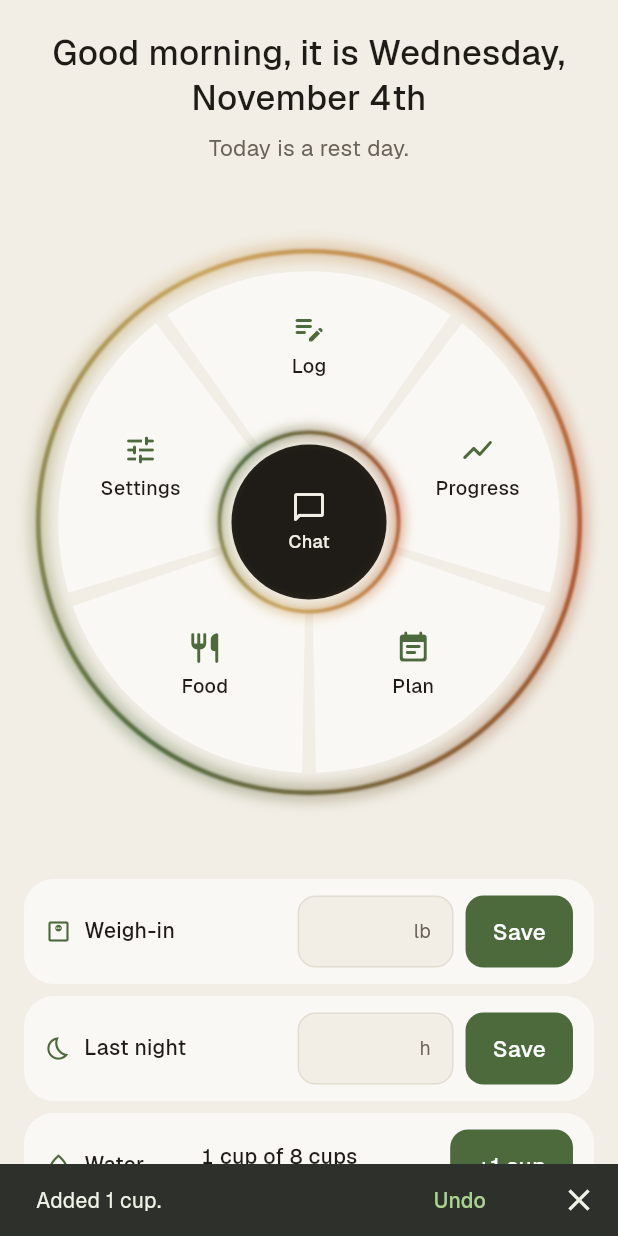
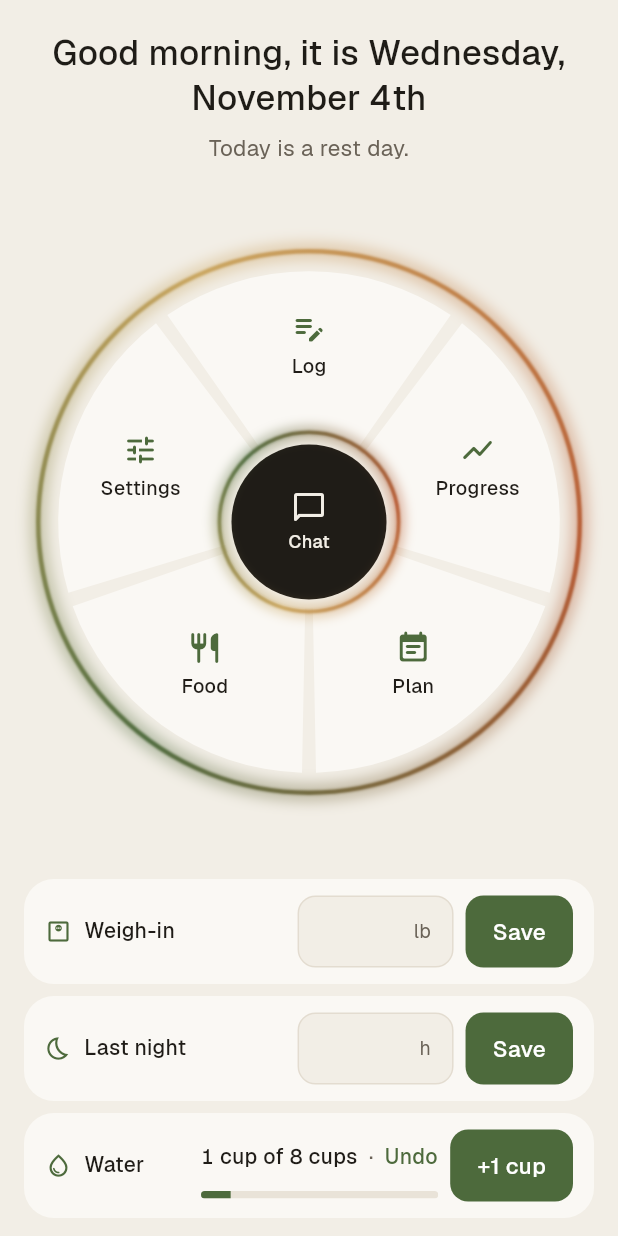
Before and after one commit to BadElectronics/pump-and-plate, a Flutter app: the AppShell screen opened directly with empty values, after a tap on "+1 cup", on a phone screen of 412 x 824 dp. Run offline on Flutter 3.47's test engine with Material 3 defaults, Android fonts, the phone set to English and light mode, and no system bars; our stand-ins replace camera, file_picker, flutter_local_notifications, in_app_purchase, local_auth, sqflite and 1 more; missing offline and left inert: flutter_gemma, flutter_gemma_litertlm, flutter_zxing, home_widget; accounts and stored records are empty; project files that could hold a hidden picture were left out.

Commit message:
Water: show Undo next to the total instead of in a bar over the button
The bar covered +1 cup, so a quick second tap hit Undo. Undo now sits
beside "1 cup of 8 cups" for 4 seconds; holding the button notes
"Removed 1 cup" there.

Co-Authored-By: Claude Opus 5.5 <noreply@anthropic.com>
Claude-Session: https://claude.ai/code/session_0154g9TVLcoAqLqvLN1jd5Kx

```diff
--- a/app/lib/src/screens/home_screen.dart
+++ b/app/lib/src/screens/home_screen.dart
@@ -1,3 +1,5 @@
+import 'dart:async';
+
 import 'package:flutter/material.dart';
 import 'package:flutter/services.dart';
 
@@ -164,13 +166,39 @@ class _CheckRowsState extends State<_CheckRows> {
   bool _editWeight = false;
   bool _editSleep = false;
 
+  /// The drink just added on Home, while its Undo shows next to the total.
+  WaterEntry? _justAdded;
+
+  /// A short note next to the total after holding the button ("Removed 1 cup").
+  String? _waterNote;
+  Timer? _waterTimer;
+
   static const _qualityWords = ['', 'poor', 'fair', 'okay', 'good', 'great'];
 
   @override
   void dispose() {
     _weight.dispose();
     _hours.dispose();
+    _waterTimer?.cancel();
     super.dispose();
+  }
+
+  /// Shows Undo (or a note) next to the water total for a few seconds. It
+  /// sits beside the total, never over the button, so quick taps still add.
+  void _flashWater({WaterEntry? added, String? note}) {
+    _waterTimer?.cancel();
+    setState(() {
+      _justAdded = added;
+      _waterNote = note;
+    });
+    _waterTimer = Timer(Duration(seconds: added != null ? 4 : 3), () {
+      if (mounted) {
+        setState(() {
+          _justAdded = null;
+          _waterNote = null;
+        });
+      }
+    });
   }
 
   DateTime get _today => dateOnly(DateTime.now());
@@ -384,9 +412,40 @@ class _CheckRowsState extends State<_CheckRows> {
             mainAxisSize: MainAxisSize.min,
             crossAxisAlignment: CrossAxisAlignment.start,
             children: [
-              Text(
-                '${formatWater(drank, imperial: imperialWater)} of ${formatWater(waterGoal, imperial: imperialWater)}',
-                style: AppText.body(c).copyWith(fontWeight: FontWeight.w600, fontSize: 14),
+              Row(
+                children: [
+                  Flexible(
+                    child: Text(
+                      '${formatWater(drank, imperial: imperialWater)} of ${formatWater(waterGoal, imperial: imperialWater)}',
+                      style: AppText.body(c).copyWith(fontWeight: FontWeight.w600, fontSize: 14),
+                    ),
+                  ),
+                  if (_justAdded != null) ...[
+                    Text('  ·  ', style: AppText.quiet(c).copyWith(fontSize: 14)),
+                    GestureDetector(
+                      key: const ValueKey('home-water-undo'),
+                      behavior: HitTestBehavior.opaque,
+                      onTap: () {
+                        final e = _justAdded;
+                        if (e == null) return;
+                        HapticFeedback.lightImpact();
+                        s.removeWater(e);
+                        _waterTimer?.cancel();
+                        setState(() => _justAdded = null);
+                      },
+                      child: Padding(
+                        padding: const EdgeInsets.symmetric(vertical: 6),
+                        child: Text(
+                          'Undo',
+                          style: AppText.body(c).copyWith(fontSize: 14, fontWeight: FontWeight.w600, color: c.accent),
+                        ),
+                      ),
+                    ),
+                  ] else if (_waterNote != null)
+                    Flexible(
+                      child: Text('  ·  $_waterNote', style: AppText.quiet(c).copyWith(fontSize: 13), overflow: TextOverflow.ellipsis),
+                    ),
+                ],
               ),
               const SizedBox(height: 6),
               ClipRRect(
@@ -408,30 +467,19 @@ class _CheckRowsState extends State<_CheckRows> {
           onTap: () {
             HapticFeedback.lightImpact();
             final added = s.addWater(waterStepMl(imperial: imperialWater));
-            if (added == null) return;
-            // A mis-tap is easy to take back right away.
-            showUndo(
-              context,
-              'Added ${formatWater(added.ml, imperial: imperialWater)}.',
-              () => s.removeWater(added),
-              seconds: 4,
-            );
+            // A mis-tap is easy to take back: Undo shows next to the total.
+            if (added != null) _flashWater(added: added);
           },
           // Holding takes back the most recent drink today.
           onLongPress: () {
             final last = s.lastWaterOn(DateTime.now());
-            final messenger = ScaffoldMessenger.of(context);
-            messenger.hideCurrentSnackBar();
             if (last == null) {
-              messenger.showSnackBar(const SnackBar(content: Text('No water logged today.')));
+              _flashWater(note: 'Nothing logged today');
               return;
             }
             HapticFeedback.mediumImpact();
             s.removeWater(last);
-            messenger.showSnackBar(SnackBar(
-              content: Text('Removed ${formatWater(last.ml, imperial: imperialWater)}.'),
-              duration: const Duration(seconds: 3),
-            ));
+            _flashWater(note: 'Removed ${formatWater(last.ml, imperial: imperialWater)}');
           },
         ),
       ],
```
Also changed, not shown: 1 other file.
